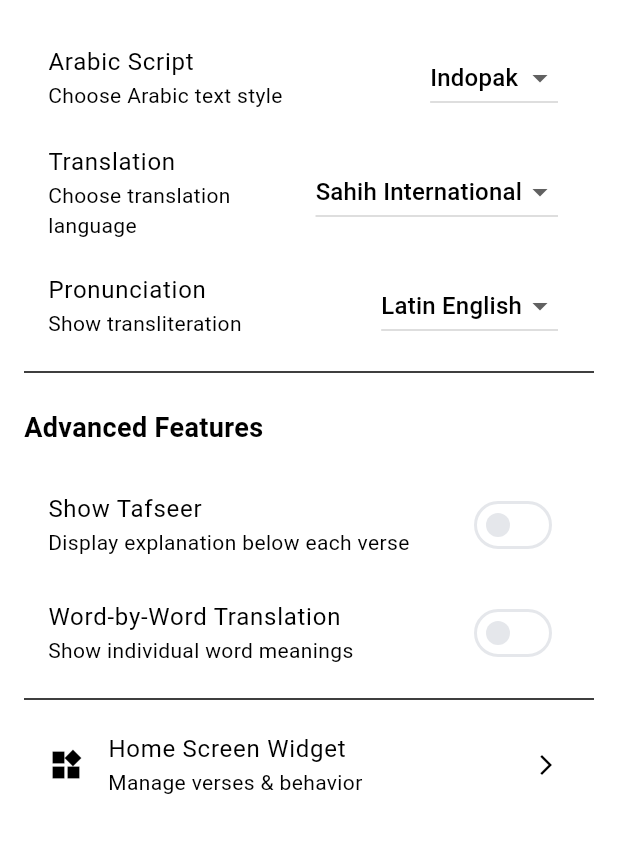
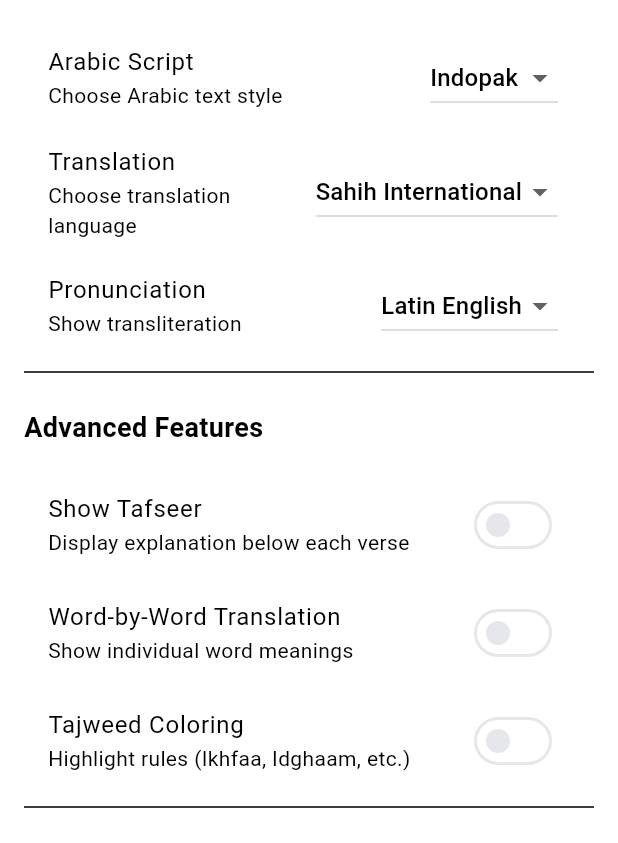
Before and after one commit to sherimello/quran_flutter_app, a Flutter app: the SettingsScreen screen opened directly, scrolled down 142 dp, on a phone screen of 412 x 824 dp, the part 393-1236 px from its top. Run offline on Flutter 3.47's test engine with Material 3 defaults, Android fonts, the phone set to English and light mode, and no system bars; our stand-ins replace audioplayers, dio, flutter_widget_from_html, google_fonts, scrollable_positioned_list, shared_preferences and 2 more; missing offline and left inert: home_widget, onnxruntime; accounts and stored records are empty.

Commit message:
added color codes alhamdulillah

```diff
--- a/lib/providers/settings_provider.dart
+++ b/lib/providers/settings_provider.dart
@@ -22,19 +22,6 @@ class SettingsProvider with ChangeNotifier {
 
   SettingsProvider() {
     _loadSettings();
-  }
-
-  Future<void> _loadSettings() async {
-    final prefs = await SharedPreferences.getInstance();
-    final themeIndex = prefs.getInt('theme_mode') ?? 0;
-    _themeMode = ThemeMode.values[themeIndex];
-    _fontSize = prefs.getDouble('font_size') ?? 18.0;
-    _showTafseer = prefs.getBool('show_tafseer') ?? false;
-    _arabicScript = prefs.getString('arabic_script') ?? 'indopak';
-    _translation = prefs.getString('translation') ?? 'sahih';
-    _pronunciation = prefs.getString('pronunciation') ?? 'latin_english';
-    _showWordByWord = prefs.getBool('show_word_by_word') ?? false;
-    notifyListeners();
   }
 
   Future<void> setThemeMode(ThemeMode mode) async {
@@ -85,4 +72,30 @@ class SettingsProvider with ChangeNotifier {
     await prefs.setBool('show_word_by_word', value);
     notifyListeners();
   }
+
+  // Tajweed Settings
+  bool _enableTajweed = false;
+  bool get enableTajweed => _enableTajweed;
+
+  Future<void> setEnableTajweed(bool value) async {
+    _enableTajweed = value;
+    final prefs = await SharedPreferences.getInstance();
+    await prefs.setBool('enable_tajweed', value);
+    notifyListeners();
+  }
+
+  // Load implementation override
+  Future<void> _loadSettings() async {
+    final prefs = await SharedPreferences.getInstance();
+    final themeIndex = prefs.getInt('theme_mode') ?? 0;
+    _themeMode = ThemeMode.values[themeIndex];
+    _fontSize = prefs.getDouble('font_size') ?? 18.0;
+    _showTafseer = prefs.getBool('show_tafseer') ?? false;
+    _arabicScript = prefs.getString('arabic_script') ?? 'indopak';
+    _translation = prefs.getString('translation') ?? 'sahih';
+    _pronunciation = prefs.getString('pronunciation') ?? 'latin_english';
+    _showWordByWord = prefs.getBool('show_word_by_word') ?? false;
+    _enableTajweed = prefs.getBool('enable_tajweed') ?? false;
+    notifyListeners();
+  }
 }
--- a/lib/screens/settings_screen.dart
+++ b/lib/screens/settings_screen.dart
@@ -1,6 +1,7 @@
 import 'package:flutter/material.dart';
 import 'package:provider/provider.dart';
 import '../providers/settings_provider.dart';
+import '../services/tajweed_service.dart';
 import 'widget_settings_screen.dart';
 
 class SettingsScreen extends StatelessWidget {
@@ -162,6 +163,69 @@ class SettingsScreen extends StatelessWidget {
                   settings.setShowWordByWord(value);
                 },
               ),
+              SwitchListTile(
+                title: const Text('Tajweed Coloring'),
+                subtitle: const Text('Highlight rules (Ikhfaa, Idghaam, etc.)'),
+                value: settings.enableTajweed,
+                activeColor: Colors.orange,
+                onChanged: (bool value) {
+                  settings.setEnableTajweed(value);
+                },
+              ),
+              if (settings.enableTajweed)
+                Padding(
+                  padding: const EdgeInsets.symmetric(
+                    horizontal: 16,
+                    vertical: 8,
+                  ),
+                  child: Column(
+                    crossAxisAlignment: CrossAxisAlignment.start,
+                    children: [
+                      const Text(
+                        'Color Legend:',
+                        style: TextStyle(
+                          fontSize: 14,
+                          fontWeight: FontWeight.bold,
+                        ),
+                      ),
+                      const SizedBox(height: 8),
+                      Wrap(
+                        spacing: 16,
+                        runSpacing: 8,
+                        children: [
+                          _buildLegendItem(
+                            'Ghunna (2 Harakat)',
+                            TajweedRenderer.ghunnaColor,
+                          ),
+                          _buildLegendItem(
+                            'Idghaam (w/ Ghunna)',
+                            TajweedRenderer.idghaamGhunnaColor,
+                          ),
+                          _buildLegendItem(
+                            'Idghaam (No Ghunna)',
+                            TajweedRenderer.idghaamNoGhunnaColor,
+                          ),
+                          _buildLegendItem(
+                            'Idghaam Meem',
+                            TajweedRenderer.idghaamMeemColor,
+                          ),
+                          _buildLegendItem(
+                            'Iqlaab',
+                            TajweedRenderer.iqlaabColor,
+                          ),
+                          _buildLegendItem(
+                            'Ikhfaa',
+                            TajweedRenderer.ikhfaaColor,
+                          ),
+                          _buildLegendItem(
+                            'Qalqala',
+                            TajweedRenderer.qalqalaColor,
+                          ),
+                        ],
+                      ),
+                    ],
+                  ),
+                ),
               const Divider(),
               ListTile(
                 leading: const Icon(Icons.widgets),
@@ -183,4 +247,19 @@ class SettingsScreen extends StatelessWidget {
       },
     );
   }
+
+  Widget _buildLegendItem(String label, Color color) {
+    return Row(
+      mainAxisSize: MainAxisSize.min,
+      children: [
+        Container(
+          width: 16,
+          height: 16,
+          decoration: BoxDecoration(color: color, shape: BoxShape.circle),
+        ),
+        const SizedBox(width: 8),
+        Text(label, style: const TextStyle(fontSize: 12)),
+      ],
+    );
+  }
 }
```
Also changed, not shown: lib/screens/surah_detail_screen.dart (+37 -9 lines), lib/services/tajweed_service.dart (added, +240 -0 lines).
